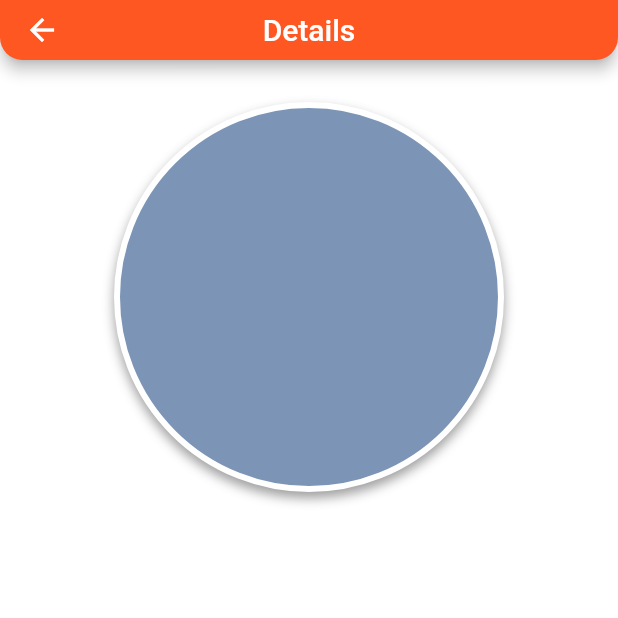
After one commit to Azi-Firut/to_do_app, a Flutter app: the ItemPage screen opened directly, on a phone screen of 412 x 824 dp, the top half of it. The commit adds this screen. Run offline on Flutter 3.47's test engine with Material 2 defaults, Android fonts, the phone set to English and light mode, and no system bars; missing offline and left inert: custom_check_box.

Commit message:
add new screen

```diff
--- /dev/null
+++ b/lib/src/pages/item_page.dart
@@ -0,0 +1,101 @@
+import 'package:custom_check_box/custom_check_box.dart';
+import 'package:flutter/cupertino.dart';
+import 'package:flutter/material.dart';
+import 'package:to_do/src/function/functions_main_screen.dart';
+import 'package:to_do/src/widgets/widgets_main_screen.dart';
+
+void main() {
+  runApp(const MyApp());
+}
+
+class MyApp extends StatelessWidget {
+  const MyApp({Key? key}) : super(key: key);
+
+  @override
+  Widget build(BuildContext context) {
+    return MaterialApp(
+      debugShowCheckedModeBanner: false,
+      title: 'ToDo List',
+      theme: ThemeData(
+        primarySwatch: Colors.deepOrange,
+      ),
+      home: const ItemPage(
+        title: 'ToDo List',
+        label: '',
+      ),
+    );
+  }
+}
+
+class ItemPage extends StatefulWidget {
+  const ItemPage({Key? key, required this.title, required this.label})
+      : super(key: key);
+  final String title;
+  final String label;
+
+  @override
+  State<ItemPage> createState() => ItemPageState();
+}
+
+class ItemPageState extends State<ItemPage> {
+  // void addNewLabelToList() {
+  //   setState(() {
+  //     //var isChecked;
+  //     var label = inputController.text;
+  //     var dateNow = DateTime.now().toString();
+  //     if (label.isNotEmpty) {
+  //       Items.listItems.insert(0, createNewItem(dateNow, label));
+  //       inputController.clear();
+  //     }
+  //   });
+  // }
+
+  @override
+  Widget build(BuildContext context) {
+    return Scaffold(
+        backgroundColor: Colors.white,
+        appBar: AppBar(
+          toolbarHeight: 40,
+          shape: const RoundedRectangleBorder(
+            borderRadius: BorderRadius.only(
+                bottomLeft: Radius.circular(15),
+                bottomRight: Radius.circular(15)),
+          ),
+          centerTitle: true,
+          title: const Text('Details'),
+        ),
+        body: Center(
+          child: Column(
+            // mainAxisAlignment: MainAxisAlignment.center,
+            crossAxisAlignment: CrossAxisAlignment.center,
+            children: [
+              Container(
+                margin: const EdgeInsets.only(top: 28, bottom: 28),
+                width: 260.0,
+                height: 260.0,
+                decoration: BoxDecoration(
+                  color: const Color(0xff7c94b6),
+                  // image: const DecorationImage(
+                  //   image: AssetImage('assets/bg_header.png'),  // temporarily not used
+                  //   fit: BoxFit.cover,
+                  // ),
+                  borderRadius: const BorderRadius.all(Radius.circular(200.0)),
+                  border: Border.all(
+                    color: Colors.white,
+                    width: 4.0,
+                  ),
+                  boxShadow: const [
+                    BoxShadow(
+                      color: Colors.grey,
+                      offset: Offset(0.0, 4.0),
+                      blurRadius: 6.0,
+                    ),
+                  ],
+                ),
+              ),
+              Text(widget.label)
+            ],
+          ),
+        ));
+  }
+}
```
Also changed, not shown: lib/main.dart (+14 -0 lines).
